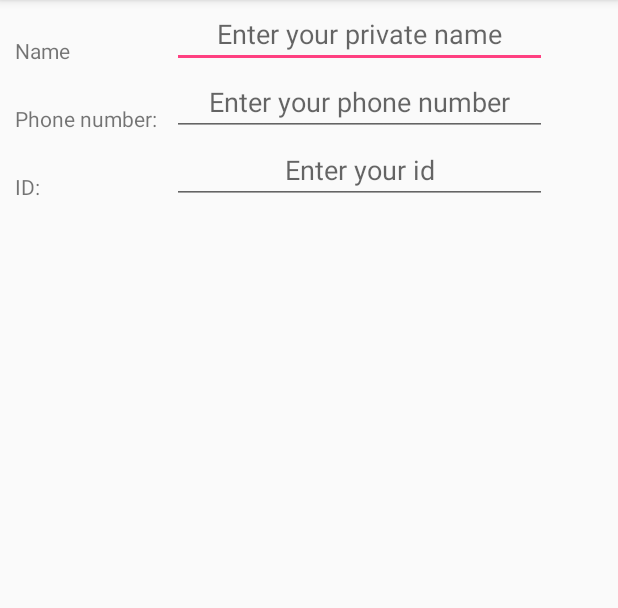
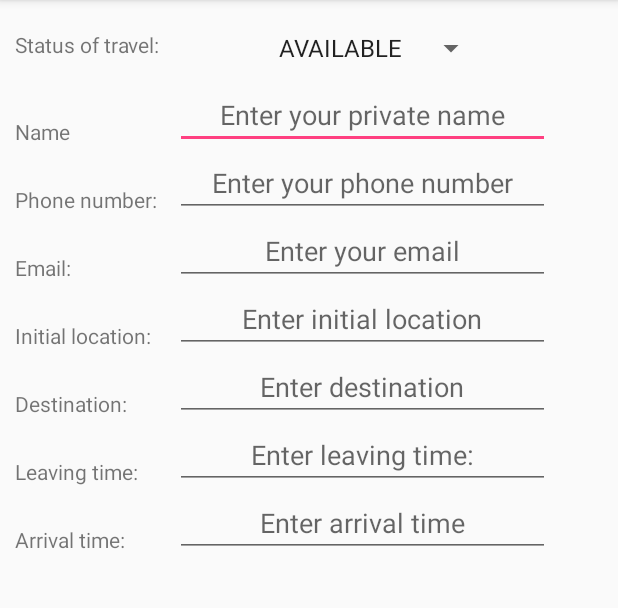
Before and after one commit to gadiman/GetTaxiU, an Android app: the screen it shows after launch (MainActivity), on a phone screen of 412 x 824 dp, the part 84-692 px from its top. Run offline under Robolectric (Android 15) with nearby library versions, the phone set to English and light mode, and no system bars.

Commit message:
start whit the layot file

```diff
--- a/app/src/main/java/com/cohen/gad/gettexiu/controller/MainActivity.java
+++ b/app/src/main/java/com/cohen/gad/gettexiu/controller/MainActivity.java
@@ -2,8 +2,11 @@ package com.cohen.gad.gettexiu.controller;
 
 import android.os.Bundle;
 import android.support.v7.app.AppCompatActivity;
+import android.widget.ArrayAdapter;
+import android.widget.Spinner;
 
 import com.cohen.gad.gettexiu.R;
+import com.cohen.gad.gettexiu.model.entities.Travel;
 
 public class MainActivity extends AppCompatActivity {
 
@@ -12,5 +15,9 @@ public class MainActivity extends AppCompatActivity {
         super.onCreate(savedInstanceState);
         setContentView(R.layout.activity_main);
 
+        Spinner mySpinner = (Spinner) findViewById(R.id.spinner);
+
+        mySpinner.setAdapter(new ArrayAdapter<Travel.TRAVEL_STATUS>(this, android.R.layout.simple_spinner_item, Travel.TRAVEL_STATUS.values()));
+
     }
 }
--- a/app/src/main/res/layout/activity_main.xml
+++ b/app/src/main/res/layout/activity_main.xml
@@ -6,6 +6,26 @@
     android:layout_height="match_parent"
     tools:context=".controller.MainActivity">
 
+    <TableRow android:id="@+id/Spinner_row"
+        android:layout_width="fill_parent"
+        android:layout_height="wrap_content"
+        android:paddingTop="10dp"
+        >
+
+        <TextView
+            android:layout_column="0"
+            android:text="@string/Status"
+            android:layout_margin="10dp"
+            />
+
+    <Spinner android:id="@+id/spinner"
+        android:layout_width="wrap_content"
+        android:layout_height="wrap_content"
+        android:layout_column="1"
+        android:layout_margin="10dp"
+        android:layout_gravity="center"
+        android:prompt="@string/country_prompt"/>
+    </TableRow>
 
     <TableRow
         android:id="@+id/row_1"
@@ -49,6 +69,8 @@
             />
     </TableRow>
 
+
+
     <TableRow
         android:id="@+id/row_3"
         android:layout_width="fill_parent"
@@ -56,7 +78,7 @@
 
         <TextView
             android:layout_column="0"
-            android:text="@string/Id"
+            android:text="@string/Email"
             android:layout_margin="10dp"
             />
 
@@ -64,7 +86,91 @@
             android:layout_width="250dp"
             android:layout_height="wrap_content"
             android:layout_column="1"
-            android:hint="@string/Enter_id"
+            android:hint="@string/Enter_email"
+            android:textAlignment="center"
+
+            />
+    </TableRow>
+
+    <TableRow
+        android:id="@+id/row_4"
+        android:layout_width="fill_parent"
+        android:layout_height="wrap_content">
+
+        <TextView
+            android:layout_column="0"
+            android:text="@string/Initial_location"
+            android:layout_margin="10dp"
+            />
+
+        <EditText
+            android:layout_width="250dp"
+            android:layout_height="wrap_content"
+            android:layout_column="1"
+            android:hint="@string/Enter_Initial_location"
+            android:textAlignment="center"
+
+            />
+    </TableRow>
+
+    <TableRow
+        android:id="@+id/row_5"
+        android:layout_width="fill_parent"
+        android:layout_height="wrap_content">
+
+        <TextView
+            android:layout_column="0"
+            android:text="@string/Destination"
+            android:layout_margin="10dp"
+            />
+
+        <EditText
+            android:layout_width="250dp"
+            android:layout_height="wrap_content"
+            android:layout_column="1"
+            android:hint="@string/Enter_destination"
+            android:textAlignment="center"
+
+            />
+    </TableRow>
+
+    <TableRow
+        android:id="@+id/row_6"
+        android:layout_width="fill_parent"
+        android:layout_height="wrap_content">
+
+        <TextView
+            android:layout_column="0"
+            android:text="@string/Leaving_time"
+            android:layout_margin="10dp"
+            />
+
+        <EditText
+            android:layout_width="250dp"
+            android:layout_height="wrap_content"
+            android:layout_column="1"
+            android:hint="@string/Enter_leaving_time"
+            android:textAlignment="center"
+
+            />
+    </TableRow>
+
+    <TableRow
+        android:id="@+id/row_7"
+        android:layout_width="fill_parent"
+        android:layout_height="wrap_content">
+
+        <TextView
+            android:layout_column="0"
+            android:text="@string/Arrival_time"
+            android:layout_margin="10dp"
+            />
+
+        <EditText
+            android:layout_width="250dp"
+            android:layout_height="wrap_content"
+            android:layout_column="1"
+            android:hint="@string/Enter_Arrival_time"
             android:textAlignment="center"
 
             />
--- /dev/null
+++ b/app/src/main/res/values/arrays.xml
@@ -0,0 +1,4 @@
+<?xml version="1.0" encoding="utf-8"?>
+<resources>
+    <string-array name="country_array">In</string-array>
+</resources>
--- a/app/src/main/res/values/strings.xml
+++ b/app/src/main/res/values/strings.xml
@@ -4,6 +4,17 @@
     <string name="Enter_name">Enter your private name</string>
     <string name="phone">Phone number:</string>
     <string name="Enter_phone">Enter your phone number</string>
-    <string name="Id">ID:</string>
-    <string name="Enter_id">Enter your id</string>
+    <string name="Email">Email:</string>
+    <string name="Enter_email">Enter your email</string>
+    <string name="Initial_location">Initial location:</string>
+    <string name="Enter_Initial_location">Enter initial location</string>
+    <string name="Destination">Destination:</string>
+    <string name="Enter_destination">Enter destination</string>
+    <string name="Beginning_time">Beginning time:</string>
+    <string name="Leaving_time">Leaving time:</string>
+    <string name="Enter_leaving_time">Enter leaving time:</string>
+    <string name="Arrival_time">Arrival time:</string>
+    <string name="Enter_Arrival_time">Enter arrival time</string>
+    <string name="country_prompt">Choose travel status</string>
+    <string name="Status">Status of travel:</string>
 </resources>
```
